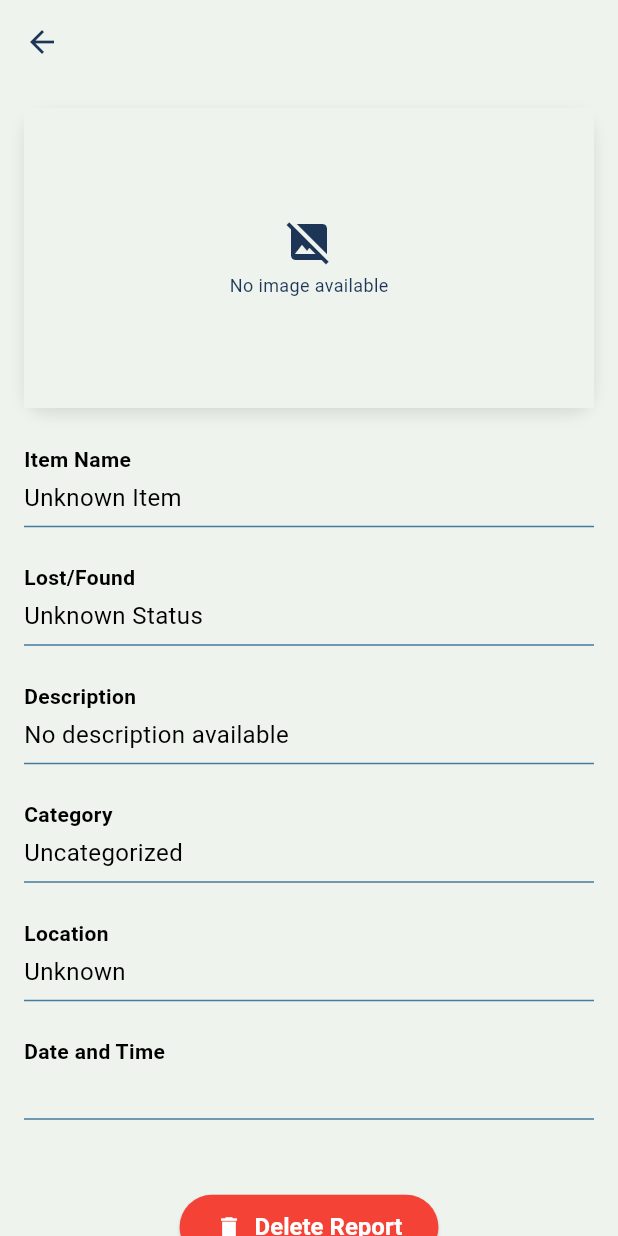
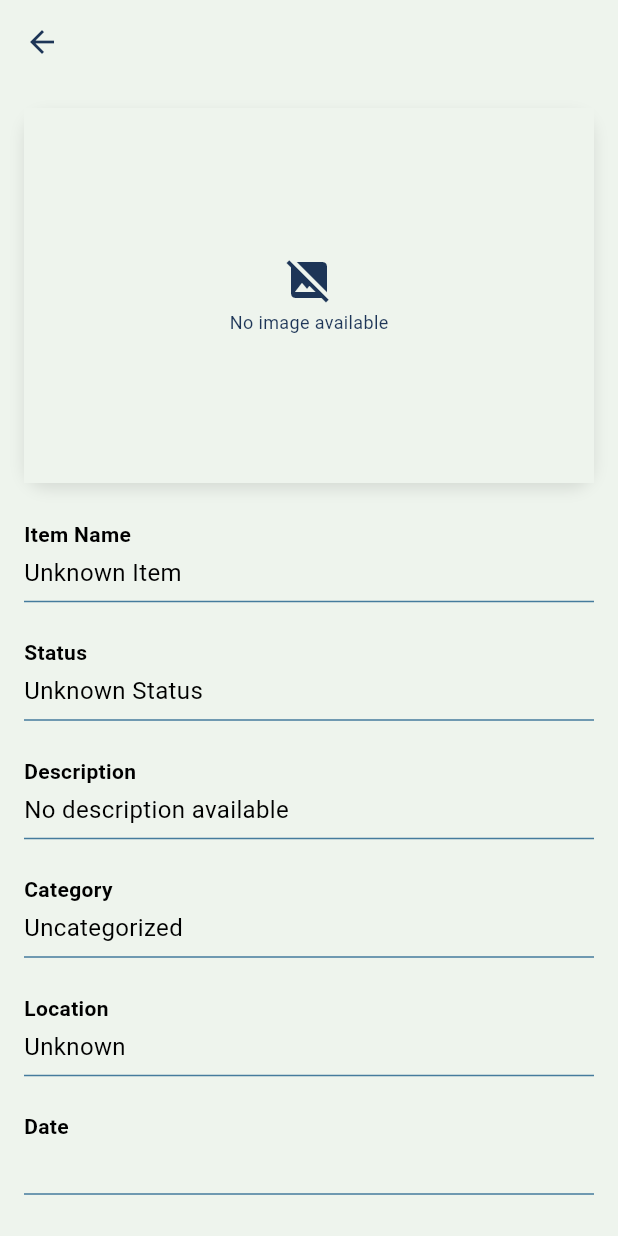
Before and after one commit to Yassin1-prog/LostandFound, a Flutter app: the ItemDetails screen opened by its route, on a phone screen of 412 x 824 dp. Run offline on Flutter 3.47's test engine with Material 3 defaults, Android fonts, the phone set to English and light mode, and no system bars; our stand-ins replace appwrite, cached_network_image, cloud_firestore, firebase_auth, firebase_core, image_picker and 1 more; accounts and stored records are empty.

```diff
--- a/lib/ui/components/item_card.dart
+++ b/lib/ui/components/item_card.dart
@@ -39,7 +39,7 @@ class ItemCard extends StatelessWidget {
                 child: imageUrl.isNotEmpty
                     ? CachedNetworkImage(
                         imageUrl: imageUrl,
-                        height: 140, // Increased height
+                        height: 155, // Increased height
                         width: double.infinity,
                         fit: BoxFit.cover,
                         httpHeaders: const {
@@ -155,7 +155,7 @@ class ItemCard extends StatelessWidget {
 
   Widget _buildNoImageWidget() {
     return SizedBox(
-      height: 140,
+      height: 155,
       width: double.infinity,
       child: Container(
         color: Colors.grey[100],
--- a/lib/ui/itemdetails.dart
+++ b/lib/ui/itemdetails.dart
@@ -293,7 +293,7 @@ class _ItemDetailsState extends State<ItemDetails> {
               children: [
                 // Image Section
                 Container(
-                  height: 200,
+                  height: 250,
                   decoration: BoxDecoration(
                     borderRadius: BorderRadius.circular(16),
                     color: AppColors.background2,
@@ -346,11 +346,11 @@ class _ItemDetailsState extends State<ItemDetails> {
 
                 // Item Details
                 _buildDetailRow('Item Name', widget.itemName),
-                _buildDetailRow('Lost/Found', widget.status),
+                _buildDetailRow('Status', widget.status),
                 _buildDetailRow('Description', widget.description),
                 _buildDetailRow('Category', widget.category),
                 _buildDetailRow('Location', widget.location),
-                _buildDetailRow('Date and Time', widget.dateTime),
+                _buildDetailRow('Date', widget.dateTime),
 
                 const SizedBox(height: 32),
 
--- a/lib/ui/profile_screen.dart
+++ b/lib/ui/profile_screen.dart
@@ -376,7 +376,7 @@ class _ProfileScreenState extends State<ProfileScreen> {
                     });
                   },
                 ),
-                const SizedBox(height: 16),
+                const SizedBox(height: 20),
                 _buildSection(
                   context,
                   title: 'My Reports',
@@ -386,7 +386,7 @@ class _ProfileScreenState extends State<ProfileScreen> {
                         arguments: {'source': 'user'});
                   },
                 ),
-                const SizedBox(height: 24),
+                const SizedBox(height: 16),
                 _buildRow(_myReports),
               ],
             ),
--- a/lib/ui/report_screen.dart
+++ b/lib/ui/report_screen.dart
@@ -203,7 +203,7 @@ class _ReportFormScreenState extends State<ReportFormScreen> {
                   TextButton(
                     onPressed: () {
                       Navigator.of(ctx).pop();
-                      Navigator.pop(context);
+                      Navigator.of(context).pushReplacementNamed('/profile');
                     },
                     child: const Text('Continue'),
                   ),
@@ -314,7 +314,7 @@ class _ReportFormScreenState extends State<ReportFormScreen> {
                   // Lost/Found Dropdown
                   DropdownButtonFormField<String>(
                     decoration: InputDecoration(
-                      labelText: 'Lost/Found',
+                      labelText: 'Status',
                       filled: true,
                       fillColor: AppColors.background,
                       border: OutlineInputBorder(
```
